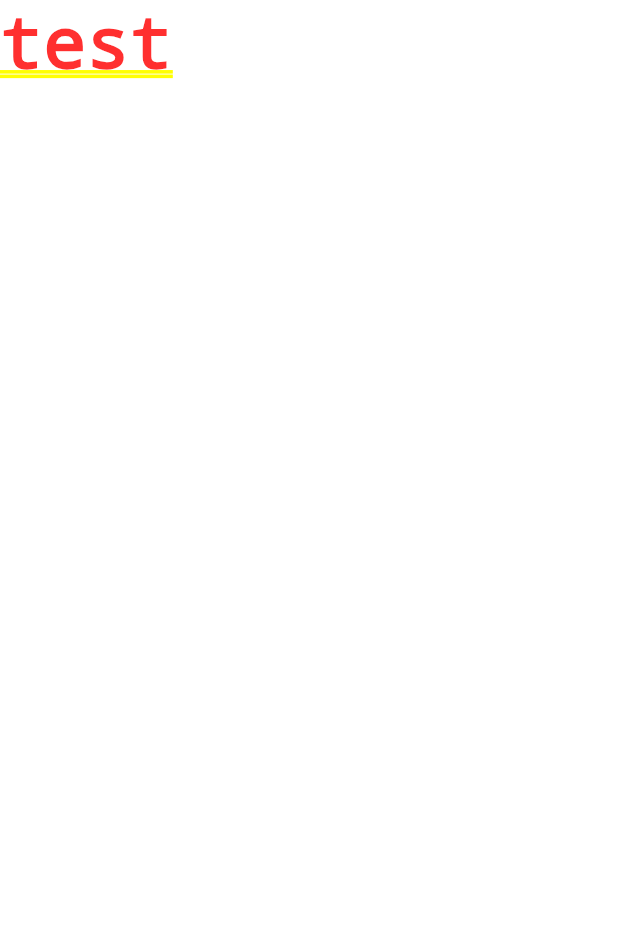
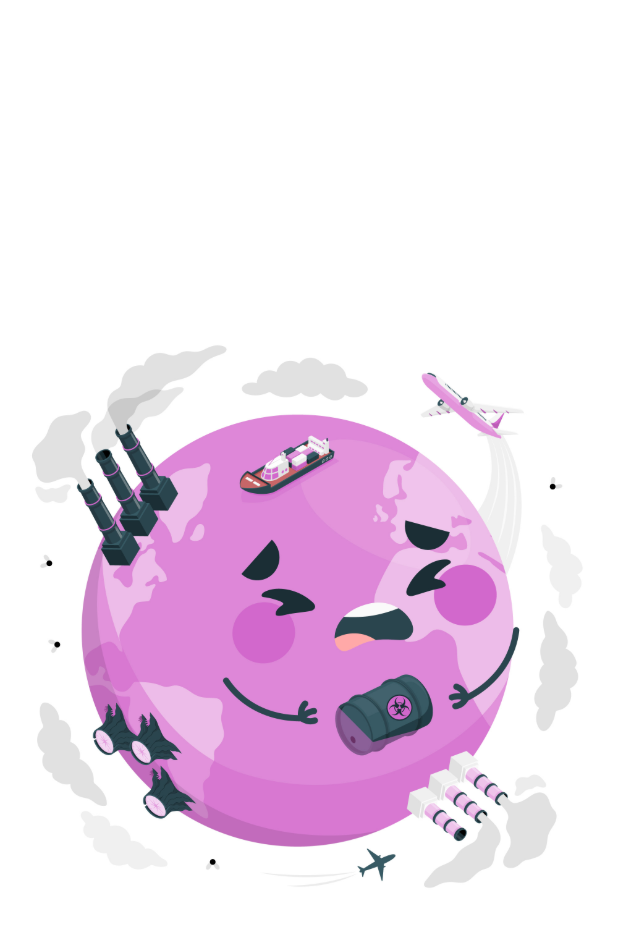
Before and after one commit to Mobiux-Labs/bin_it_right, a Flutter app: the first screen one second after launch, on a phone screen of 412 x 824 dp. Shown: the top 927 px of the screen. Run offline on Flutter 3.47's test engine with Material 3 defaults, Android fonts, the phone set to English and light mode, and no system bars; our stand-ins replace audioplayers, go_router, shared_preferences; missing offline and left inert: flame.

Commit message:
Rendering splash screen using go_router

```diff
--- a/lib/app/app.dart
+++ b/lib/app/app.dart
@@ -6,6 +6,7 @@ import 'package:reseacue/app/audio/audio_controller.dart';
 import 'package:reseacue/app/settings/persistence/settings_persistence.dart';
 import 'package:reseacue/app/settings/settings.dart';
 import 'package:reseacue/app/ui/main_menu.dart';
+import 'package:reseacue/app/ui/splash_screen.dart';
 import 'package:reseacue/constants/constants.dart';
 
 class App extends StatelessWidget {
@@ -18,13 +19,28 @@ class App extends StatelessWidget {
 
   static final _router = GoRouter(
     routes: [
+
       GoRoute(
-        path: '/',
-        builder: (context, state) => const MainMenu(
-          key: Key(Constants.mainMenuKey),
+        path: Path.root,
+        builder: (context, state) => const SplashScreen(
+          key: Key(Constants.splashScreenKey),
         ),
         routes: const [],
-      )
+      ),
+      GoRoute(
+        path: Path.mainMenu,
+        // builder: (context, state) => const MainMenu(
+        //   key: Key(Constants.mainMenuKey),
+        // ),
+        pageBuilder: (context, state) => CustomTransitionPage<void>(
+          key: state.pageKey,
+          child: const MainMenu(),
+          transitionsBuilder: (context, animation, secondaryAnimation, child) =>
+              FadeTransition(opacity: animation, child: child),
+        ),
+        routes: const [],
+      ),
+
     ],
   );
 
--- a/lib/app/ui/main_menu.dart
+++ b/lib/app/ui/main_menu.dart
@@ -1,4 +1,5 @@
 import 'package:flutter/cupertino.dart';
+import 'package:flutter/material.dart';
 import 'package:logging/logging.dart';
 import 'package:provider/provider.dart';
 import 'package:reseacue/app/audio/audio_controller.dart';
@@ -11,13 +12,15 @@ class MainMenu extends StatelessWidget {
 
   @override
   Widget build(BuildContext context) {
-    return GestureDetector(
+    return Scaffold(
+      body: GestureDetector(
         child: const Text('test'),
         onTap: () {
           _log.info('Initiating sound from main menu');
           final audioController = context.read<AudioController>();
           audioController.playSfx(SfxType.coin);
         },
+      ),
     );
   }
 }
--- /dev/null
+++ b/lib/app/ui/splash_screen.dart
@@ -0,0 +1,39 @@
+import 'package:flutter/material.dart';
+import 'package:go_router/go_router.dart';
+import 'package:reseacue/constants/constants.dart';
+
+class SplashScreen extends StatefulWidget {
+  const SplashScreen({super.key});
+
+  @override
+  State<SplashScreen> createState() => _SplashScreenState();
+}
+
+class _SplashScreenState extends State<SplashScreen> {
+
+  static const splashImage = 'assets/images/splash_screen_image.jpg';
+
+  @override
+  Widget build(BuildContext context) {
+    Future.delayed(
+        const Duration(
+          seconds: 2,
+        ), () {
+      GoRouter.of(context).replace(Path.mainMenu);
+    });
+    return Scaffold(
+      body: Container(
+        decoration: const BoxDecoration(
+          color: Colors.white,
+        ),
+        child: const Center(
+          child: Image(
+            image: AssetImage(
+              splashImage
+            ),
+          ),
+        ),
+      ),
+    );
+  }
+}
--- a/lib/constants/constants.dart
+++ b/lib/constants/constants.dart
@@ -1,3 +1,5 @@
+export 'paths.dart';
+
 class Constants {
   Constants._();
 
@@ -7,4 +9,7 @@ class Constants {
   static const String audioControllerLoggerKey = 'AudioController';
 
   static const String mainMenuKey = 'main_menu';
+  static const String splashScreenKey = 'SplashScreen';
+  static const String homeScreenKey = 'HomeScreen';
+
 }
--- /dev/null
+++ b/lib/constants/paths.dart
@@ -0,0 +1,7 @@
+class Path{
+  Path._();
+
+  static const String root = '/';
+  static const String mainMenu = '/main_menu';
+
+}
--- a/pubspec.yaml
+++ b/pubspec.yaml
@@ -26,3 +26,4 @@ flutter:
   assets:
     - assets/sfx/
     - assets/music/
+    - assets/images/
```
Also changed, not shown: lib/app/ui/home_screen.dart (added, +19 -0 lines), assets/images/splash_screen_image.jpg (added). Lines whose indentation alone changed are shown as unchanged.
